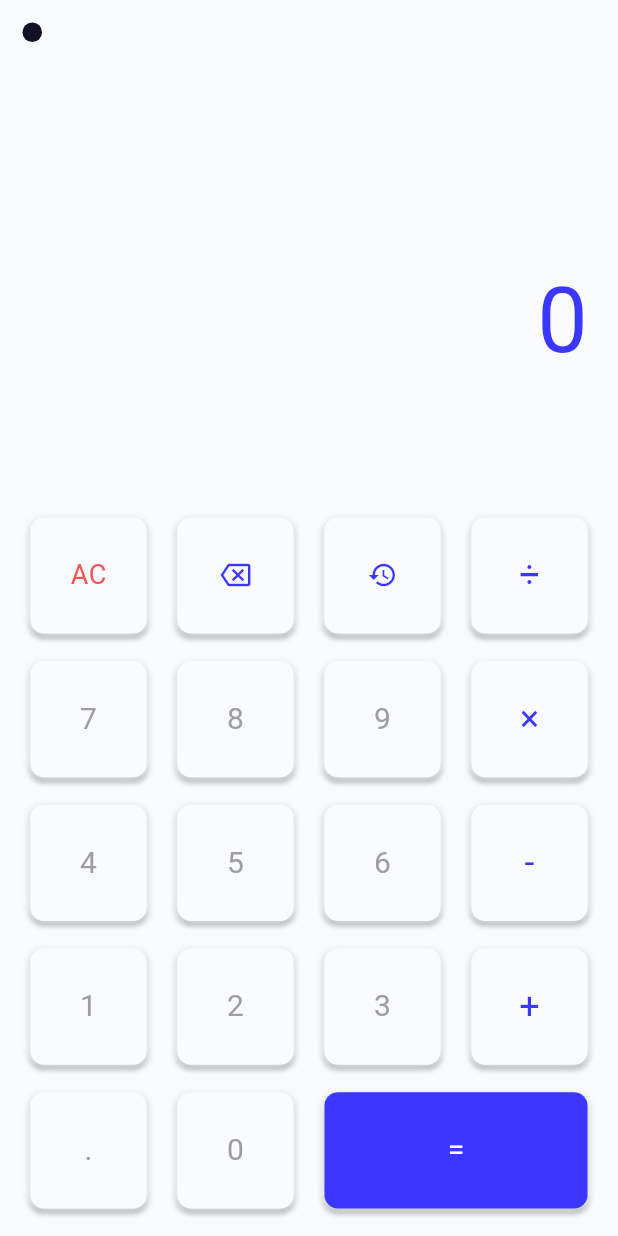
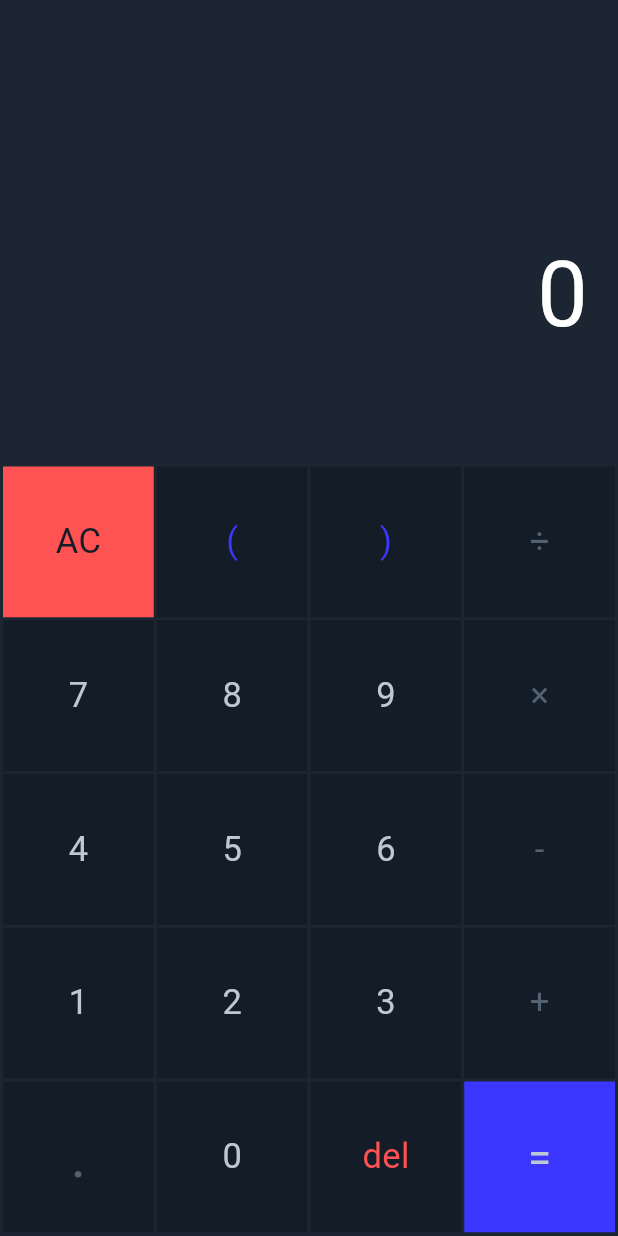
Before and after one commit to itsAliTahir/flutter_calculator_app, a Flutter app: the screen it shows after launch, on a phone screen of 412 x 824 dp. Run offline on Flutter 3.47's test engine with Material 3 defaults, Android fonts, the phone set to English and light mode, and no system bars; drawn by our look-alikes of delayed_display, flutter_bounceable; our stand-ins replace math_expressions.

Commit message:
new ui made

```diff
--- a/lib/models/themedata.dart
+++ b/lib/models/themedata.dart
@@ -2,7 +2,10 @@ import 'package:flutter/material.dart';
 
 // Dark Theme
 
-Color scaffoldColor = Color.fromARGB(255, 249, 251, 255);
+Color scaffoldColor = const Color.fromARGB(255, 28, 38, 50);
 Color themeColor = const Color.fromARGB(255, 249, 251, 255);
 Color numericColor = Colors.grey;
 Color primaryColor = const Color.fromARGB(255, 59, 55, 254);
+Color defaultButtonBGColor = Color.fromARGB(255, 20, 28, 39);
+Color actionButtonColor = Color.fromARGB(255, 83, 98, 114);
+Color numButtonColor = Color.fromARGB(255, 189, 200, 213);
--- a/lib/screens/homescreen.dart
+++ b/lib/screens/homescreen.dart
@@ -1,6 +1,5 @@
 import 'package:calculator_app/models/themedata.dart';
-import 'package:calculator_app/widgets/blinklight.dart';
-import 'package:calculator_app/widgets/numpad.dart';
+import 'package:calculator_app/widgets/buttonsgrid.dart';
 import 'package:calculator_app/widgets/screen.dart';
 import 'package:flutter/material.dart';
 
@@ -9,20 +8,18 @@ class HomeScreen extends StatelessWidget {
 
   @override
   Widget build(BuildContext context) {
+    double screenWidth = MediaQuery.of(context).size.width;
     return Scaffold(
       backgroundColor: scaffoldColor,
       body: SafeArea(
-        child: const Column(
+        child: Column(
+          mainAxisAlignment: MainAxisAlignment.end,
+          crossAxisAlignment: CrossAxisAlignment.end,
           children: [
-            BlinkLight(),
-            Expanded(
-              flex: 3,
-              child: Screen(),
-            ),
-            Expanded(
-              flex: 5,
-              child: NumPad(),
-            )
+            Expanded(child: Screen()),
+            Container(
+                height: screenWidth + ((screenWidth * 0.25)),
+                child: ButtonsGrid()),
           ],
         ),
       ),
--- a/lib/widgets/blinklight.dart
+++ /dev/null
@@ -1,34 +0,0 @@
-import 'package:flutter/material.dart';
-import 'package:provider/provider.dart';
-import '../models/dataprovider.dart';
-
-class BlinkLight extends StatelessWidget {
-  const BlinkLight({super.key});
-  @override
-  Widget build(BuildContext context) {
-    var digitalCalculator = Provider.of<DigitalCalculator>(context);
-    return Row(
-      mainAxisAlignment: MainAxisAlignment.spaceBetween,
-      children: [
-        Container(
-          width: 13,
-          height: 13,
-          margin: const EdgeInsets.only(top: 15, left: 15),
-          decoration: BoxDecoration(
-              color: digitalCalculator.lightON
-                  ? Colors.red
-                  : const Color.fromARGB(255, 16, 18, 35),
-              borderRadius: BorderRadius.circular(10),
-              boxShadow: [
-                BoxShadow(
-                    spreadRadius: 1,
-                    color: digitalCalculator.lightON
-                        ? Colors.redAccent
-                        : Colors.transparent,
-                    blurRadius: 4),
-              ]),
-        ),
-      ],
-    );
-  }
-}
--- a/lib/widgets/button.dart
+++ b/lib/widgets/button.dart
@@ -1,130 +1,40 @@
-import 'dart:math';
-import 'package:delayed_display/delayed_display.dart';
 import 'package:flutter/material.dart';
 import 'package:flutter_bounceable/flutter_bounceable.dart';
-import 'package:provider/provider.dart';
-import '../models/dataprovider.dart';
-import '../models/themedata.dart';
 
-// ignore: must_be_immutable
-class Button extends StatefulWidget {
-  String text;
-  Color textColor;
+class MyButton extends StatelessWidget {
+  String title;
+  Color color;
   Color backgroundColor;
-  Function onTap;
-  Button(this.text, this.textColor, this.backgroundColor, this.onTap,
+  Function ontap;
+
+  MyButton(this.title, this.color, this.backgroundColor, this.ontap,
       {super.key});
-
-  @override
-  State<Button> createState() => _ButtonState();
-}
-
-class _ButtonState extends State<Button> {
-  bool isShowed = false;
-  String pressedButton = " ";
-  int generateRandomNumber(int min, int max) {
-    final random = Random();
-    return min + random.nextInt(max - min + 1);
-  }
 
   @override
   Widget build(BuildContext context) {
     double screenWidth = MediaQuery.of(context).size.width;
-    double screenHeight = MediaQuery.of(context).size.height;
-    var digitalCalculator = Provider.of<DigitalCalculator>(context);
-    return DelayedDisplay(
-      delay: Duration(milliseconds: generateRandomNumber(300, 1200)),
-      slidingBeginOffset: const Offset(0, 0),
-      child: Bounceable(
-        onTap: () {
-          widget.onTap();
-        },
-        onTapDown: (p0) {
-          digitalCalculator.toggleLight(true);
-          setState(() {
-            pressedButton = widget.text;
-          });
-        },
-        onTapUp: (p0) {
-          setState(() {
-            digitalCalculator.toggleLight(false);
-            pressedButton = " ";
-          });
-        },
-        onTapCancel: () {
-          digitalCalculator.toggleLight(false);
-          setState(() {
-            pressedButton = " ";
-          });
-        },
-        child: Container(
-          width: widget.text == "="
-              ? (2 * (screenWidth * 0.2 - 5)) + (screenWidth * 0.05)
-              : screenHeight / 2 < screenWidth
-                  ? (screenHeight / 2) * 0.2 - 5
-                  : screenWidth * 0.2 - 5,
-          height: screenHeight / 2 < screenWidth
-              ? (screenHeight / 2) * 0.2 - 5
-              : screenWidth * 0.2 - 5,
-          decoration: BoxDecoration(
-              color: widget.backgroundColor,
-              borderRadius: BorderRadius.circular(9),
-              boxShadow: pressedButton == widget.text
-                  ? []
-                  : [
-                      const BoxShadow(
-                          color: Color.fromARGB(54, 255, 255, 255),
-                          offset: Offset(
-                            0,
-                            -1.5,
-                          ),
-                          blurRadius: 1),
-                      const BoxShadow(
-                          color: Color.fromARGB(184, 0, 0, 0),
-                          offset: Offset(
-                            0,
-                            2,
-                          ),
-                          blurRadius: 3),
-                      BoxShadow(
-                          color: themeColor,
-                          offset: const Offset(
-                            -1,
-                            0,
-                          ),
-                          blurRadius: 5),
-                      BoxShadow(
-                          color: themeColor,
-                          offset: const Offset(
-                            1,
-                            0,
-                          ),
-                          blurRadius: 5),
-                    ]),
-          child: Center(
-              child: widget.text == "<X|"
-                  ? Icon(
-                      Icons.backspace_outlined,
-                      color: widget.textColor,
-                      size: 20,
-                    )
-                  : widget.text == "Q"
-                      ? Icon(
-                          Icons.history,
-                          color: widget.textColor,
-                          size: 20,
-                        )
-                      : Text(
-                          widget.text,
-                          style: TextStyle(
-                              color: widget.textColor,
-                              fontSize: widget.text == "AC"
-                                  ? 18
-                                  : widget.textColor == primaryColor
-                                      ? 24
-                                      : 20,
-                              fontWeight: FontWeight.w400),
-                        )),
+    print(screenWidth);
+    double cellSize = (screenWidth * 0.25 - 4) / 2;
+    return Bounceable(
+      onTap: () {
+        ontap();
+      },
+      child: Container(
+        width: cellSize,
+        height: cellSize,
+        color: backgroundColor,
+        child: Center(
+          child: Text(
+            title,
+            style: TextStyle(
+              color: color,
+              fontSize: title == "."
+                  ? 40
+                  : title == "="
+                      ? 28
+                      : 23,
+            ),
+          ),
         ),
       ),
     );
--- /dev/null
+++ b/lib/widgets/buttonsgrid.dart
@@ -0,0 +1,91 @@
+import 'package:calculator_app/widgets/button.dart';
+import 'package:flutter/material.dart';
+import 'package:flutter_bounceable/flutter_bounceable.dart';
+import 'package:provider/provider.dart';
+
+import '../models/dataprovider.dart';
+import '../models/themedata.dart';
+
+class ButtonsGrid extends StatelessWidget {
+  @override
+  Widget build(BuildContext context) {
+    var digitalCalculator = Provider.of<DigitalCalculator>(context);
+
+    return Container(
+      padding: const EdgeInsets.all(2.0),
+      color: scaffoldColor,
+      child: Align(
+        alignment: Alignment.bottomCenter,
+        child: GridView(
+          gridDelegate: const SliverGridDelegateWithFixedCrossAxisCount(
+            crossAxisCount: 4,
+            crossAxisSpacing: 2.0,
+            mainAxisSpacing: 2.0,
+          ),
+          children: [
+            MyButton("AC", defaultButtonBGColor, Colors.redAccent, () {
+              digitalCalculator.ac();
+            }),
+            MyButton("(", primaryColor, defaultButtonBGColor, () {
+              digitalCalculator.typeInput("(");
+            }),
+            MyButton(")", primaryColor, defaultButtonBGColor, () {
+              digitalCalculator.typeInput(")");
+            }),
+            MyButton("÷", actionButtonColor, defaultButtonBGColor, () {
+              digitalCalculator.typeInput("÷");
+            }),
+            MyButton("7", numButtonColor, defaultButtonBGColor, () {
+              digitalCalculator.typeInput("7");
+            }),
+            MyButton("8", numButtonColor, defaultButtonBGColor, () {
+              digitalCalculator.typeInput("8");
+            }),
+            MyButton("9", numButtonColor, defaultButtonBGColor, () {
+              digitalCalculator.typeInput("9");
+            }),
+            MyButton("×", actionButtonColor, defaultButtonBGColor, () {
+              digitalCalculator.typeInput("×");
+            }),
+            MyButton("4", numButtonColor, defaultButtonBGColor, () {
+              digitalCalculator.typeInput("4");
+            }),
+            MyButton("5", numButtonColor, defaultButtonBGColor, () {
+              digitalCalculator.typeInput("5");
+            }),
+            MyButton("6", numButtonColor, defaultButtonBGColor, () {
+              digitalCalculator.typeInput("6");
+            }),
+            MyButton("-", actionButtonColor, defaultButtonBGColor, () {
+              digitalCalculator.typeInput("-");
+            }),
+            MyButton("1", numButtonColor, defaultButtonBGColor, () {
+              digitalCalculator.typeInput("1");
+            }),
+            MyButton("2", numButtonColor, defaultButtonBGColor, () {
+              digitalCalculator.typeInput("2");
+            }),
+            MyButton("3", numButtonColor, defaultButtonBGColor, () {
+              digitalCalculator.typeInput("3");
+            }),
+            MyButton("+", actionButtonColor, defaultButtonBGColor, () {
+              digitalCalculator.typeInput("+");
+            }),
+            MyButton(".", actionButtonColor, defaultButtonBGColor, () {
+              digitalCalculator.typeInput(".");
+            }),
+            MyButton("0", numButtonColor, defaultButtonBGColor, () {
+              digitalCalculator.typeInput("0");
+            }),
+            MyButton("del", Colors.redAccent, defaultButtonBGColor, () {
+              digitalCalculator.delete();
+            }),
+            MyButton("=", numButtonColor, primaryColor, () {
+              digitalCalculator.calculate(digitalCalculator.input);
+            }),
+          ],
+        ),
+      ),
+    );
+  }
+}
--- a/lib/widgets/numpad.dart
+++ /dev/null
@@ -1,147 +0,0 @@
-// ignore_for_file: non_constant_identifier_names
-
-import 'package:calculator_app/models/themedata.dart';
-import 'package:flutter/material.dart';
-import 'package:provider/provider.dart';
-import '../models/dataprovider.dart';
-import 'button.dart';
-
-class NumPad extends StatefulWidget {
-  const NumPad({super.key});
-
-  @override
-  State<NumPad> createState() => _NumPadState();
-}
-
-class _NumPadState extends State<NumPad> {
-  @override
-  Widget build(BuildContext context) {
-    var digitalCalculator = Provider.of<DigitalCalculator>(context);
-    Widget buttonsRow(
-        Widget ButtonA, Widget ButtonB, Widget ButtonC, Widget ButtonD) {
-      return Row(
-        mainAxisAlignment: MainAxisAlignment.spaceEvenly,
-        children: [
-          Expanded(
-              flex: 1,
-              child: Row(
-                mainAxisAlignment: MainAxisAlignment.spaceAround,
-                children: [
-                  ButtonA,
-                  ButtonB,
-                ],
-              )),
-          Expanded(
-              flex: 1,
-              child: Row(
-                mainAxisAlignment: MainAxisAlignment.spaceAround,
-                children: [ButtonC, ButtonD],
-              )),
-        ],
-      );
-    }
-
-    Widget buttonsRow2(
-      Widget ButtonA,
-      Widget ButtonB,
-      Widget ButtonC,
-    ) {
-      return Row(
-        mainAxisAlignment: MainAxisAlignment.spaceEvenly,
-        children: [
-          Expanded(
-              flex: 1,
-              child: Row(
-                mainAxisAlignment: MainAxisAlignment.spaceAround,
-                children: [
-                  ButtonA,
-                  ButtonB,
-                ],
-              )),
-          Expanded(
-              flex: 1,
-              child: Row(
-                mainAxisAlignment: MainAxisAlignment.spaceAround,
-                children: [
-                  ButtonC,
-                ],
-              )),
-        ],
-      );
-    }
-
-    return Container(
-      margin: const EdgeInsets.symmetric(horizontal: 10),
-      child: Column(
-        mainAxisAlignment: MainAxisAlignment.spaceEvenly,
-        children: [
-          buttonsRow(
-            Button("AC", Colors.redAccent, themeColor, () {
-              digitalCalculator.ac();
-            }),
-            Button("<X|", primaryColor, themeColor, () {
-              digitalCalculator.delete();
-            }),
-            Button("Q", primaryColor, themeColor, () {}),
-            Button("÷", primaryColor, themeColor, () {
-              digitalCalculator.typeInput("÷");
-            }),
-          ),
-          buttonsRow(
-            Button("7", numericColor, themeColor, () {
-              digitalCalculator.typeInput("7");
-            }),
-            Button("8", numericColor, themeColor, () {
-              digitalCalculator.typeInput("8");
-            }),
-            Button("9", numericColor, themeColor, () {
-              digitalCalculator.typeInput("9");
-            }),
-            Button("×", primaryColor, themeColor, () {
-              digitalCalculator.typeInput("×");
-            }),
-          ),
-          buttonsRow(
-            Button("4", numericColor, themeColor, () {
-              digitalCalculator.typeInput("4");
-            }),
-            Button("5", numericColor, themeColor, () {
-              digitalCalculator.typeInput("5");
-            }),
-            Button("6", numericColor, themeColor, () {
-              digitalCalculator.typeInput("6");
-            }),
-            Button("-", primaryColor, themeColor, () {
-              digitalCalculator.typeInput("-");
-            }),
-          ),
-          buttonsRow(
-            Button("1", numericColor, themeColor, () {
-              digitalCalculator.typeInput("1");
-            }),
-            Button("2", numericColor, themeColor, () {
-              digitalCalculator.typeInput("2");
-            }),
-            Button("3", numericColor, themeColor, () {
-              digitalCalculator.typeInput("3");
-            }),
-            Button("+", primaryColor, themeColor, () {
-              digitalCalculator.typeInput("+");
-            }),
-          ),
-          buttonsRow2(
-            Button(".", numericColor, themeColor, () {
-              digitalCalculator.typeInput(".");
-            }),
-            Button("0", numericColor, themeColor, () {
-              digitalCalculator.typeInput("0");
-            }),
-            Button("=", Colors.white, primaryColor, () {
-              digitalCalculator.calculateValue();
-            }),
-          ),
-        ],
-      ),
-    );
-  }
-}
--- a/lib/widgets/screen.dart
+++ b/lib/widgets/screen.dart
@@ -14,27 +14,48 @@ class _ScreenState extends State<Screen> {
   @override
   Widget build(BuildContext context) {
     var digitalCalculator = Provider.of<DigitalCalculator>(context);
+    String removeTrailingZero(num number) {
+      String result = number.toString();
+      if (result.contains('.')) {
+        while (result.endsWith('0')) {
+          result = result.substring(0, result.length - 1);
+        }
+        if (result.endsWith('.')) {
+          result = result.substring(0, result.length - 1);
+        }
+      }
+      return result;
+    }
+
     return Container(
-      margin: EdgeInsets.all(20),
+      margin: const EdgeInsets.all(20),
       child: Column(
         mainAxisAlignment: MainAxisAlignment.end,
         crossAxisAlignment: CrossAxisAlignment.end,
         children: [
-          Align(
-            alignment: Alignment.centerRight,
-            child: Text(
-              digitalCalculator.solution.toString(),
-              style: TextStyle(color: primaryColor, fontSize: 60),
+          FittedBox(
+            fit: BoxFit.contain,
+            child: Align(
+              alignment: Alignment.bottomRight,
+              child: digitalCalculator.isError
+                  ? const Text(
+                      "Syntax Error",
+                      style: TextStyle(color: Colors.red, fontSize: 40),
+                    )
+                  : Text(
+                      removeTrailingZero(digitalCalculator.solution),
+                      style: TextStyle(color: Colors.white, fontSize: 60),
+                    ),
             ),
           ),
-          SizedBox(
+          const SizedBox(
             height: 20,
           ),
           Align(
-            alignment: Alignment.centerRight,
+            alignment: Alignment.bottomRight,
             child: Text(
               digitalCalculator.input,
-              style: TextStyle(color: numericColor, fontSize: 20),
+              style: TextStyle(color: numButtonColor, fontSize: 20),
             ),
           ),
         ],
--- a/pubspec.yaml
+++ b/pubspec.yaml
@@ -38,6 +38,7 @@ dependencies:
   flutter_bounceable: ^1.1.0
   provider: ^6.1.2
   delayed_display: ^2.0.0
+  math_expressions: ^2.4.0
 
 dev_dependencies:
   flutter_test:
```
Also changed, not shown: lib/models/dataprovider.dart (+26 -88 lines), pubspec.lock.
